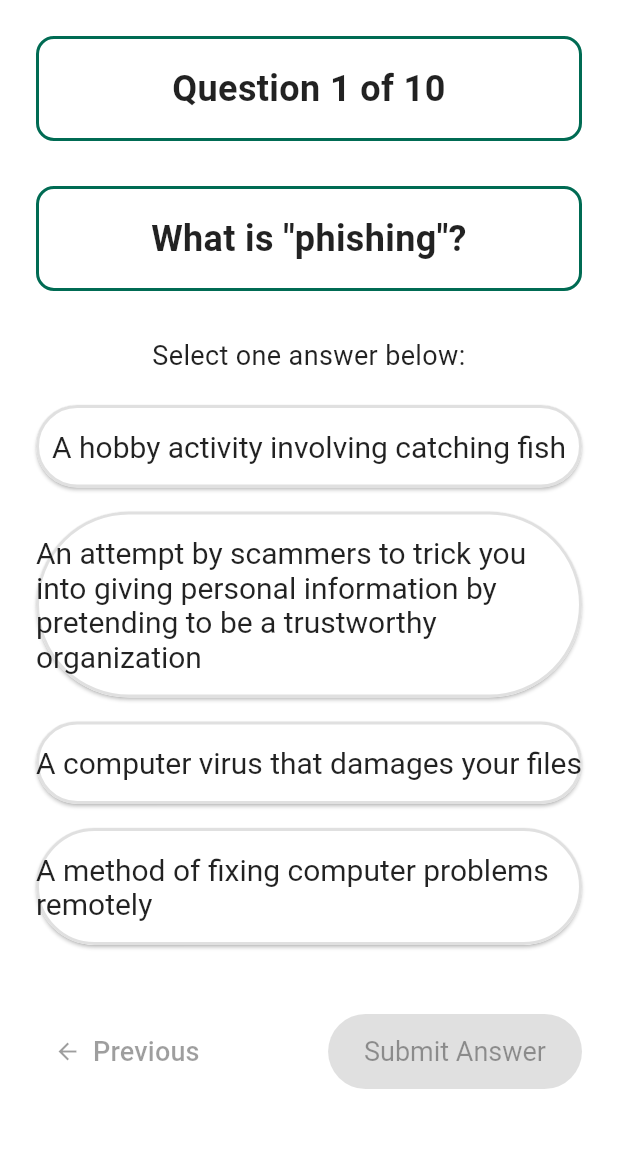
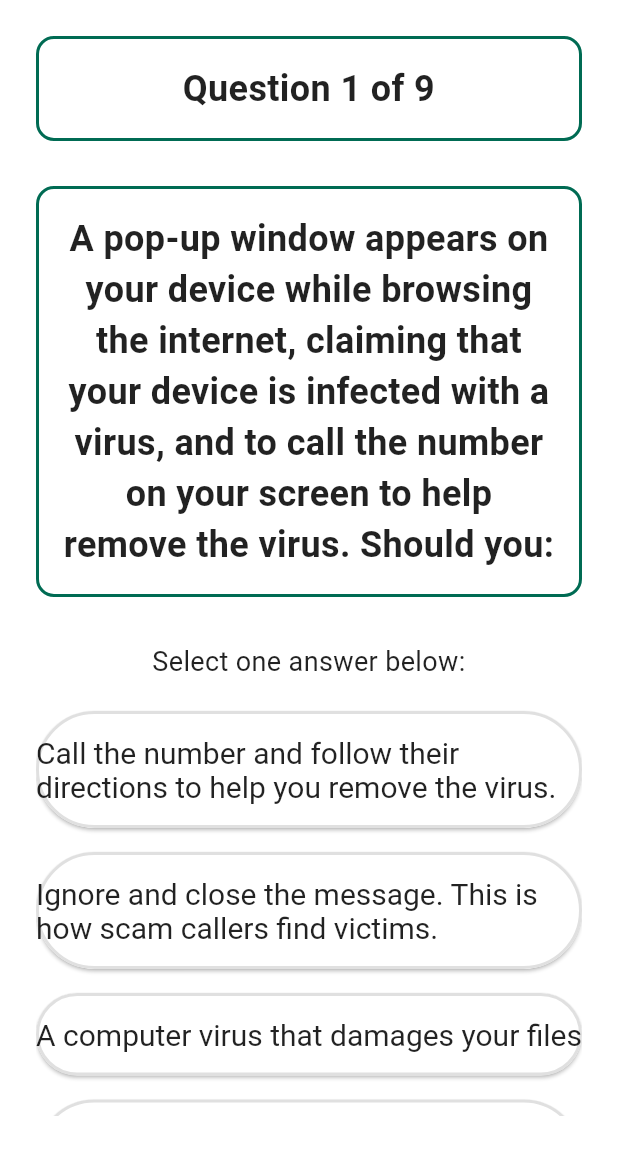
Before and after one commit to Varynx/Cybersage, a Flutter app: the QuizPage screen opened by its route, on a phone screen of 412 x 824 dp, the part 84-1236 px from its top. Run offline on Flutter 3.47's test engine with Material 3 defaults, Android fonts, the phone set to English and light mode, and no system bars; our stand-ins replace audioplayers, cloud_firestore, firebase_auth, firebase_core, fluttertoast, google_fonts; accounts and stored records are empty.

Commit message:
Add files via upload

```diff
--- a/lib/quiz_page.dart
+++ b/lib/quiz_page.dart
@@ -1,49 +1,30 @@
 import 'package:flutter/material.dart';
-
+import 'package:firebase_auth/firebase_auth.dart';
 // List of cybersecurity quiz questions for seniors
 final List<Map<String, dynamic>> quizQuestions = [
   {
-    'question': 'What is "phishing"?',
+    'question': 'A pop-up window appears on your device while browsing the internet, claiming that your device is infected with a virus,'
+    ' and to call the number on your screen to help remove the virus. Should you:',
     'options': [
-      'A hobby activity involving catching fish',
-      'An attempt by scammers to trick you into giving personal information by pretending to be a trustworthy organization',
+      'Call the number and follow their directions to help you remove the virus.',
+      'Ignore and close the message. This is how scam callers find victims.',
       'A computer virus that damages your files',
       'A method of fixing computer problems remotely'
     ],
     'correctAnswerIndex': 1,
   },
   {
-    'question': 'If you receive an email from your bank asking you to click a link to verify your account information, what should you do?',
+    'question': '15.	What should you do if you suspect that you may have given sensitive information to a potential scammer?',
     'options': [
-      'Click the link and enter your information immediately',
-      'Reply to the email with your account number',
-      'Do not click the link, instead call your bank directly using the number on your card or statement',
-      'Forward the email to friends to warn them'
-    ],
-    'correctAnswerIndex': 2,
-  },
-  {
-    'question': 'Which of these is a sign that an email might be a scam?',
-    'options': [
-      'It\'s from someone you know and contains normal conversation',
-      'It has urgent language demanding immediate action',
-      'It has the company\'s correct logo',
-      'It addresses you by your full name'
+      'Ignore it and assume there will be no consquences.',
+      'Contact the proper authorities based on the information you have given.',
+      'Alert the scammer that you are aware of the situation.',
+      'Give false information to the scammer to trick them.'
     ],
     'correctAnswerIndex': 1,
   },
   {
-    'question': 'What is a "strong password"?',
-    'options': [
-      'A simple word that\'s easy to remember',
-      'Your name followed by your birth year',
-      'A combination of upper and lowercase letters, numbers, and symbols',
-      'The same password you use for all websites'
-    ],
-    'correctAnswerIndex': 2,
-  },
-  {
-    'question': 'What should you do if someone calls claiming to be from Microsoft or Apple saying there\'s a problem with your computer?',
+    'question': 'What should you do if someone calls claiming to be from Microsoft claiming there\'s a problem with your computer?',
     'options': [
       'Give them remote access to your computer',
       'Provide your credit card to pay for their support',
@@ -53,36 +34,16 @@ final List<Map<String, dynamic>> quizQuestions = [
     'correctAnswerIndex': 2,
   },
   {
-    'question': 'Which of these is a safe way to share sensitive documents?',
+    'question': 'You notice a suspicious charge on your credit card statement from an unknown online store. How should you respond?',
     'options': [
-      'Posting them on social media',
-      'Using secure, encrypted email or file-sharing services',
-      'Sending them as email attachments to everyone',
-      'Using public WiFi to send them quickly'
-    ],
-    'correctAnswerIndex': 1,
-  },
-  {
-    'question': 'What is "two-factor authentication"?',
-    'options': [
-      'Having two different passwords for the same account',
-      'An extra security step that requires both a password and a temporary code',
-      'Logging in twice to make sure the system recognizes you',
-      'Having two people verify your identity'
-    ],
-    'correctAnswerIndex': 1,
-  },
-  {
-    'question': 'If a loved one sends you a message saying they\'re stranded overseas and need money urgently, what should you do first?',
-    'options': [
-      'Send money immediately through wire transfer',
-      'Purchase gift cards and send the codes as requested',
-      'Contact them directly through a different method to verify it\'s really them',
-      'Share your bank account details so they can access your funds'
+      'Ignore the charge, and assume it is a mistake and will be corrected',
+      'Make a payment to avoid any late payment fees and investigate at a later time.',
+      'Call the company that issued the charge and report the charge.',
+      'Ask a family member if they made the purchase.'
     ],
     'correctAnswerIndex': 2,
   },
-  {
+ {
     'question': 'What information is generally safe to share on social media?',
     'options': [
       'Your full birth date including year',
@@ -93,14 +54,45 @@ final List<Map<String, dynamic>> quizQuestions = [
     'correctAnswerIndex': 2,
   },
   {
-    'question': 'If you receive a text message saying you\'ve won a prize and need to click a link to claim it, what should you do?',
+    'question': 'The following email is sent to you claiming that an unknown user has accessed your Facebook account. How should you respond? ',
     'options': [
-      'Click the link immediately to claim your prize',
-      'Delete the message - this is likely a scam',
-      'Reply with your personal information',
-      'Forward it to everyone in your contacts'
+      'Forward the email to your friends and family to warn them of possible messages from an impostor using your account.',
+      'Click Report the User to report on this suspicious activity',
+      'Ignore the email, and verify the activity by logging into Facebook using the official website or app.',
+      'Reply to the email for further support from the support team.'
+    ],
+    'correctAnswerIndex': 2,
+  },
+  {
+    'question': 'The following email has been sent to your inbox claiming that an invoice of'
+    ' \$320 has been charged on your PayPal account. How could you verify the validity of the email?',
+    'options': [
+      'Click on the View and Pay button within the email to quickly get more details about the charge.',
+      'Manually head to PayPal\'s official website or app to check if the invoice is legitimate.',
+      'Reply to the email asking for more information about the invoice.',
+      'Call the number given in the notes for more information.'
     ],
     'correctAnswerIndex': 1,
+  },
+  {
+    'question': '10.	What is a key sign that an email might be a phishing attempt?',
+    'options': [
+      'The email is vague and creates a sense of urgency.',
+      'The email contains a phone number for customer service',
+      'The email is lengthy and well written with a proper email address.',
+      'The email contains an attachment.'
+    ],
+    'correctAnswerIndex': 0,
+  },
+  {
+    'question': 'Look at the following email. What are some signs that this is a phishing attempt?',
+    'options': [
+      'There is little explanation about the attachment.',
+      'The sender email address is a random combination of letters',
+      'A sense of urgency is made with the claim of your service being suspended.',
+      'All of the above.'
+    ],
+    'correctAnswerIndex': 3,
   },
 ];
 
@@ -149,6 +141,7 @@ class QuizPageState extends State<QuizPage> {
       context: context,
       barrierDismissible: false,
       builder: (BuildContext context) {
+        //this sets up the alert Dialog pop-up when the user has completed the quiz
         return AlertDialog(
           title: const Text('Quiz Completed!',
             style: TextStyle(fontSize: 24, fontWeight: FontWeight.bold),
@@ -170,11 +163,11 @@ class QuizPageState extends State<QuizPage> {
           ),
           actions: [
             TextButton(
-              onPressed: () {
-                Navigator.of(context).pop();
-                Navigator.pushReplacementNamed(context, '/');
+              onPressed: () async {
+                await FirebaseAuth.instance.signOut();
+                Navigator.pushReplacementNamed(context, '/home');
               },
-              child: const Text('Return to Login', style: TextStyle(fontSize: 18)),
+              child: const Text('Return to Home', style: TextStyle(fontSize: 18)),
             ),
             ElevatedButton(
               onPressed: () {
@@ -187,7 +180,7 @@ class QuizPageState extends State<QuizPage> {
                   score = 0;
                 });
               },
-              child: const Text('Try Again', style: TextStyle(fontSize: 18)),
+              child: const Text('Try Again.', style: TextStyle(fontSize: 18)),
             ),
           ],
         );
```
